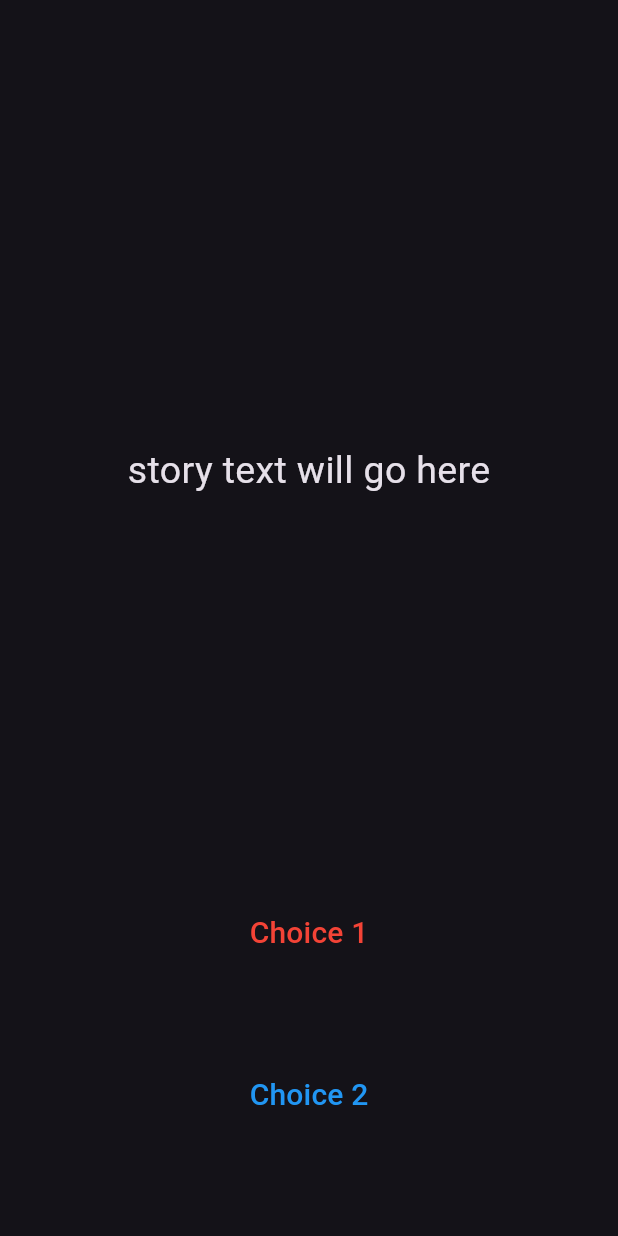
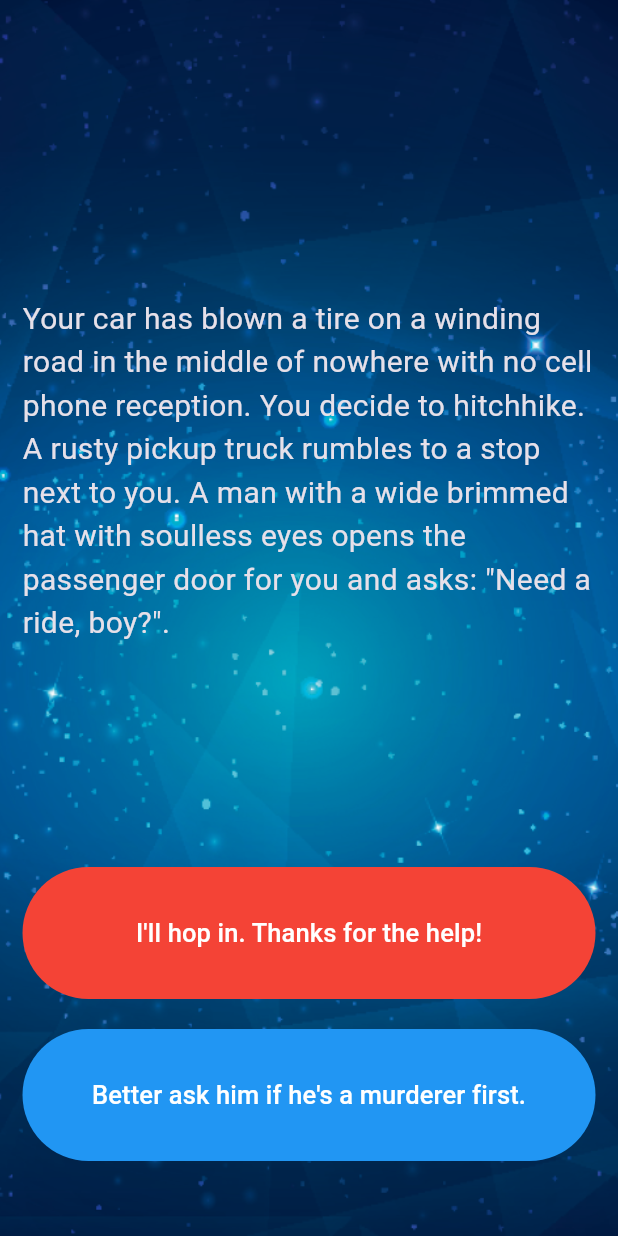
Before and after one commit to muhanangmahrub/destini_flutter, a Flutter app: the screen it shows after launch, on a phone screen of 412 x 824 dp. Run offline on Flutter 3.47's test engine with Material 3 defaults, Android fonts, the phone set to English and light mode, and no system bars.

Commit message:
finished all TODOs

```diff
--- a/lib/main.dart
+++ b/lib/main.dart
@@ -1,6 +1,5 @@
+import 'package:destini_flutter/story_brain.dart';
 import 'package:flutter/material.dart';
-
-//TODO: Step 15 - Run the app and see if you can see the screen update with the first story. Delete this TODO if it looks as you expected.
 
 void main() {
   runApp(const MyApp());
@@ -19,7 +18,7 @@ class MyApp extends StatelessWidget {
   }
 }
 
-//TODO: Step 9 - Create a new storyBrain object from the StoryBrain class.
+StoryBrain storyBrain = StoryBrain();
 
 class StoryPage extends StatefulWidget {
   const StoryPage({super.key});
@@ -33,20 +32,24 @@ class _StoryPageState extends State<StoryPage> {
   Widget build(BuildContext context) {
     return Scaffold(
       body: Container(
-        //TODO: Step 1 - Add background.png to this Container as a background image.
+        decoration: const BoxDecoration(
+          image: DecorationImage(
+            image: AssetImage('images/background.png'),
+            fit: BoxFit.cover,
+          ),
+        ),
         padding: const EdgeInsets.symmetric(vertical: 50.0, horizontal: 15.0),
         constraints: const BoxConstraints.expand(),
         child: SafeArea(
           child: Column(
             crossAxisAlignment: CrossAxisAlignment.stretch,
             children: [
-              const Expanded(
+              Expanded(
                 flex: 12,
                 child: Center(
                   child: Text(
-                    //TODO: Step 10 - use the storyBrain to get the first story title and display it in this Text Widget.
-                    'story text will go here',
-                    style: TextStyle(fontSize: 25.0),
+                    storyBrain.getStory(),
+                    style: const TextStyle(fontSize: 20.0),
                   ),
                 ),
               ),
@@ -54,13 +57,18 @@ class _StoryPageState extends State<StoryPage> {
                 flex: 2,
                 child: TextButton(
                   onPressed: () {
-                    //TODO: Step 18 - Call the nextStory() method from storyBrain and pass the number 1 as the choice made by the user.
+                    setState(() {
+                      storyBrain.nextStory(1);
+                    });
                   },
-                  style: TextButton.styleFrom(foregroundColor: Colors.red),
-                  child: const Text(
-                    //TODO: Step 13 - Use the storyBrain to get the text for choice 1.
-                    'Choice 1',
-                    style: TextStyle(fontSize: 20.0),
+                  style: TextButton.styleFrom(backgroundColor: Colors.red),
+                  child: Align(
+                    alignment: Alignment.center,
+                    child: Text(
+                      storyBrain.getChoice1(),
+                      style:
+                          const TextStyle(fontSize: 17.0, color: Colors.white),
+                    ),
                   ),
                 ),
               ),
@@ -69,17 +77,25 @@ class _StoryPageState extends State<StoryPage> {
               ),
               Expanded(
                 flex: 2,
-                //TODO: Step 26 - Use a Flutter Visibility Widget to wrap this FlatButton.
-                //TODO: Step 28 - Set the "visible" property of the Visibility Widget to equal the output from the buttonShouldBeVisible() method in the storyBrain.
-                child: TextButton(
-                  onPressed: () {
-                    //TODO: Step 19 - Call the nextStory() method from storyBrain and pass the number 2 as the choice made by the user.
-                  },
-                  style: TextButton.styleFrom(foregroundColor: Colors.blue),
-                  child: const Text(
-                    'Choice 2',
-                    //TODO: Step 14 - Use the storyBrain to get the text for choice 2.
-                    style: TextStyle(fontSize: 20.0),
+                child: Visibility(
+                  visible: storyBrain.buttonShouldBeVisible(),
+                  child: TextButton(
+                    onPressed: () {
+                      setState(() {
+                        storyBrain.nextStory(2);
+                      });
+                    },
+                    style: TextButton.styleFrom(backgroundColor: Colors.blue),
+                    child: Align(
+                      alignment: Alignment.center,
+                      child: Text(
+                        storyBrain.getChoice2(),
+                        style: const TextStyle(
+                          fontSize: 17.0,
+                          color: Colors.white,
+                        ),
+                      ),
+                    ),
                   ),
                 ),
               ),
@@ -90,7 +106,3 @@ class _StoryPageState extends State<StoryPage> {
     );
   }
 }
-
-//TODO: Step 24 - Run the app and try to figure out what code you need to add to this file to make the story change when you press on the choice buttons.
-
-//TODO: Step 29 - Run the app and test it against the Story Outline to make sure you've completed all the steps. The code for the completed app can be found here: https://github.com/londonappbrewery/destini-challenge-completed/
```
Also changed, not shown: lib/story.dart (+6 -4 lines), lib/story_brain.dart (+77 -51 lines).
